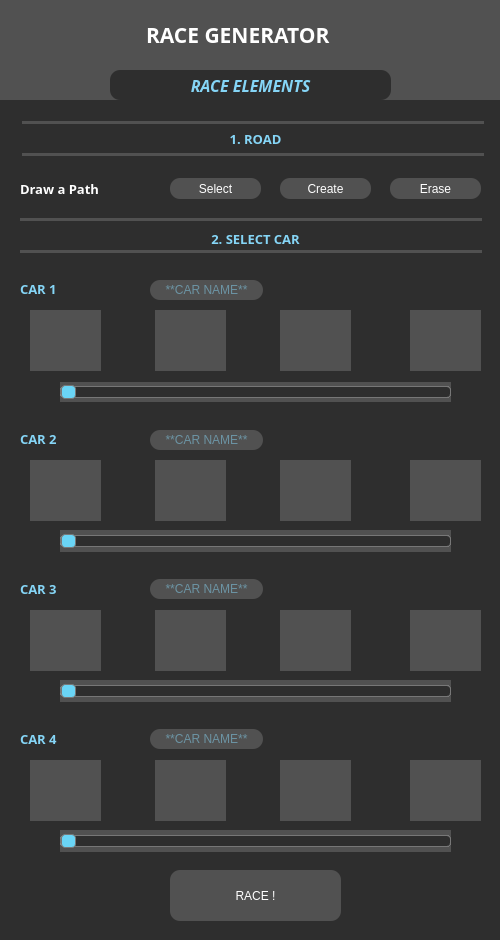
Old version of the form main.ui in the repository arostaky/tp_race_generator.
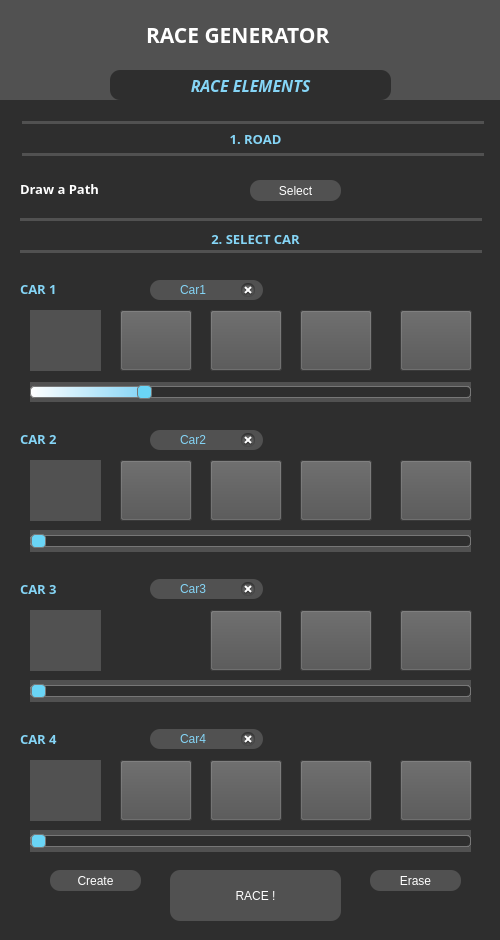
New version of the form. Icons and pictures are not drawn.

Commit message: changed ui, added meta, added imgs

```diff
--- a/main.ui
+++ b/main.ui
@@ -220,8 +220,8 @@
    <widget class="QPushButton" name="SelectButt">
     <property name="geometry">
      <rect>
-      <x>170</x>
-      <y>178</y>
+      <x>250</x>
+      <y>180</y>
       <width>91</width>
       <height>21</height>
      </rect>
@@ -250,8 +250,8 @@
    <widget class="QPushButton" name="EraseButt">
     <property name="geometry">
      <rect>
-      <x>390</x>
-      <y>178</y>
+      <x>370</x>
+      <y>870</y>
       <width>91</width>
       <height>21</height>
      </rect>
@@ -274,8 +274,8 @@
    <widget class="QPushButton" name="CreateButt">
     <property name="geometry">
      <rect>
-      <x>280</x>
-      <y>178</y>
+      <x>50</x>
+      <y>870</y>
       <width>91</width>
       <height>21</height>
      </rect>
@@ -432,75 +432,12 @@
      <set>Qt::AlignCenter</set>
     </property>
    </widget>
-   <widget class="QLabel" name="label_2">
-    <property name="geometry">
-     <rect>
-      <x>155</x>
-      <y>310</y>
-      <width>71</width>
-      <height>61</height>
-     </rect>
-    </property>
-    <property name="styleSheet">
-     <string notr="true">
-QLabel:hover{
-background-color:
-rgb(133, 213, 246);
-
-}</string>
-    </property>
-    <property name="text">
-     <string/>
-    </property>
-   </widget>
-   <widget class="QLabel" name="label_3">
-    <property name="geometry">
-     <rect>
-      <x>280</x>
-      <y>310</y>
-      <width>71</width>
-      <height>61</height>
-     </rect>
-    </property>
-    <property name="styleSheet">
-     <string notr="true">
-QLabel:hover{
-background-color:
-rgb(133, 213, 246);
-
-}</string>
-    </property>
-    <property name="text">
-     <string/>
-    </property>
-   </widget>
-   <widget class="QLabel" name="label_4">
-    <property name="geometry">
-     <rect>
-      <x>410</x>
-      <y>310</y>
-      <width>71</width>
-      <height>61</height>
-     </rect>
-    </property>
-    <property name="styleSheet">
-     <string notr="true">
-QLabel:hover{
-background-color:
-rgb(133, 213, 246);
-
-}</string>
-    </property>
-    <property name="text">
-     <string/>
-    </property>
-   </widget>
    <widget class="QSlider" name="CarSlider_1">
     <property name="geometry">
      <rect>
-      <x>60</x>
+      <x>30</x>
       <y>382</y>
-      <width>391</width>
+      <width>441</width>
       <height>20</height>
      </rect>
     </property>
@@ -562,10 +499,10 @@
      <number>1</number>
     </property>
     <property name="maximum">
-     <number>4</number>
+     <number>5</number>
     </property>
     <property name="value">
-     <number>1</number>
+     <number>2</number>
     </property>
     <property name="orientation">
      <enum>Qt::Horizontal</enum>
@@ -591,7 +528,7 @@
      <string/>
     </property>
     <property name="text">
-     <string/>
+     <string>Car1</string>
     </property>
     <property name="alignment">
      <set>Qt::AlignCenter</set>
@@ -629,33 +566,12 @@
      <set>Qt::AlignCenter</set>
     </property>
    </widget>
-   <widget class="QLabel" name="label_6">
-    <property name="geometry">
-     <rect>
-      <x>410</x>
-      <y>460</y>
-      <width>71</width>
-      <height>61</height>
-     </rect>
-    </property>
-    <property name="styleSheet">
-     <string notr="true">
-QLabel:hover{
-background-color:
-rgb(133, 213, 246);
-
-}</string>
-    </property>
-    <property name="text">
-     <string/>
-    </property>
-   </widget>
    <widget class="QSlider" name="CarSlider_2">
     <property name="geometry">
      <rect>
-      <x>60</x>
+      <x>30</x>
       <y>530</y>
-      <width>391</width>
+      <width>441</width>
       <height>22</height>
      </rect>
     </property>
@@ -717,7 +633,7 @@
      <number>1</number>
     </property>
     <property name="maximum">
-     <number>4</number>
+     <number>5</number>
     </property>
     <property name="value">
      <number>1</number>
@@ -759,90 +675,6 @@
      <number>-1</number>
     </property>
    </widget>
-   <widget class="QLabel" name="label_7">
-    <property name="geometry">
-     <rect>
-      <x>155</x>
-      <y>460</y>
-      <width>71</width>
-      <height>61</height>
-     </rect>
-    </property>
-    <property name="styleSheet">
-     <string notr="true">
-QLabel:hover{
-background-color:
-rgb(133, 213, 246);
-
-}</string>
-    </property>
-    <property name="text">
-     <string/>
-    </property>
-   </widget>
-   <widget class="QLabel" name="label_8">
-    <property name="geometry">
-     <rect>
-      <x>280</x>
-      <y>460</y>
-      <width>71</width>
-      <height>61</height>
-     </rect>
-    </property>
-    <property name="styleSheet">
-     <string notr="true">
-QLabel:hover{
-background-color:
-rgb(133, 213, 246);
-
-}</string>
-    </property>
-    <property name="text">
-     <string/>
-    </property>
-   </widget>
-   <widget class="QLabel" name="label_12">
-    <property name="geometry">
-     <rect>
-      <x>280</x>
-      <y>610</y>
-      <width>71</width>
-      <height>61</height>
-     </rect>
-    </property>
-    <property name="styleSheet">
-     <string notr="true">
-QLabel:hover{
-background-color:
-rgb(133, 213, 246);
-
-}</string>
-    </property>
-    <property name="text">
-     <string/>
-    </property>
-   </widget>
-   <widget class="QLabel" name="label_10">
-    <property name="geometry">
-     <rect>
-      <x>410</x>
-      <y>610</y>
-      <width>71</width>
-      <height>61</height>
-     </rect>
-    </property>
-    <property name="styleSheet">
-     <string notr="true">
-QLabel:hover{
-background-color:
-rgb(133, 213, 246);
-
-}</string>
-    </property>
-    <property name="text">
-     <string/>
-    </property>
-   </widget>
    <widget class="QLabel" name="label_9">
     <property name="geometry">
      <rect>
@@ -902,9 +734,9 @@
    <widget class="QSlider" name="CarSlider_3">
     <property name="geometry">
      <rect>
-      <x>60</x>
+      <x>30</x>
       <y>680</y>
-      <width>391</width>
+      <width>441</width>
       <height>22</height>
      </rect>
     </property>
@@ -966,7 +798,7 @@
      <number>1</number>
     </property>
     <property name="maximum">
-     <number>4</number>
+     <number>5</number>
     </property>
     <property name="value">
      <number>1</number>
@@ -975,69 +807,6 @@
      <enum>Qt::Horizontal</enum>
     </property>
    </widget>
-   <widget class="QLabel" name="label_11">
-    <property name="geometry">
-     <rect>
-      <x>155</x>
-      <y>610</y>
-      <width>71</width>
-      <height>61</height>
-     </rect>
-    </property>
-    <property name="styleSheet">
-     <string notr="true">
-QLabel:hover{
-background-color:
-rgb(133, 213, 246);
-
-}</string>
-    </property>
-    <property name="text">
-     <string/>
-    </property>
-   </widget>
-   <widget class="QLabel" name="label_16">
-    <property name="geometry">
-     <rect>
-      <x>280</x>
-      <y>760</y>
-      <width>71</width>
-      <height>61</height>
-     </rect>
-    </property>
-    <property name="styleSheet">
-     <string notr="true">
-QLabel:hover{
-background-color:
-rgb(133, 213, 246);
-
-}</string>
-    </property>
-    <property name="text">
-     <string/>
-    </property>
-   </widget>
-   <widget class="QLabel" name="label_15">
-    <property name="geometry">
-     <rect>
-      <x>155</x>
-      <y>760</y>
-      <width>71</width>
-      <height>61</height>
-     </rect>
-    </property>
-    <property name="styleSheet">
-     <string notr="true">
-QLabel:hover{
-background-color:
-rgb(133, 213, 246);
-
-}</string>
-    </property>
-    <property name="text">
-     <string/>
-    </property>
-   </widget>
    <widget class="QLabel" name="Title_9">
     <property name="geometry">
      <rect>
@@ -1074,9 +843,9 @@
    <widget class="QSlider" name="CarSlider_4">
     <property name="geometry">
      <rect>
-      <x>60</x>
+      <x>30</x>
       <y>830</y>
-      <width>391</width>
+      <width>441</width>
       <height>22</height>
      </rect>
     </property>
@@ -1138,7 +907,7 @@
      <number>1</number>
     </property>
     <property name="maximum">
-     <number>4</number>
+     <number>5</number>
     </property>
     <property name="value">
      <number>1</number>
@@ -1147,27 +916,6 @@
      <enum>Qt::Horizontal</enum>
     </property>
    </widget>
-   <widget class="QLabel" name="label_14">
-    <property name="geometry">
-     <rect>
-      <x>410</x>
-      <y>760</y>
-      <width>71</width>
-      <height>61</height>
-     </rect>
-    </property>
-    <property name="styleSheet">
-     <string notr="true">
-QLabel:hover{
-background-color:
-rgb(133, 213, 246);
-
-}</string>
-    </property>
-    <property name="text">
-     <string/>
-    </property>
-   </widget>
    <widget class="QLabel" name="label_13">
     <property name="geometry">
      <rect>
@@ -1208,7 +956,7 @@
      <string/>
     </property>
     <property name="text">
-     <string/>
+     <string>Car2</string>
     </property>
     <property name="alignment">
      <set>Qt::AlignCenter</set>
@@ -1240,7 +988,7 @@
      <string/>
     </property>
     <property name="text">
-     <string/>
+     <string>Car3</string>
     </property>
     <property name="alignment">
      <set>Qt::AlignCenter</set>
@@ -1272,7 +1020,7 @@
      <string/>
     </property>
     <property name="text">
-     <string/>
+     <string>Car4</string>
     </property>
     <property name="alignment">
      <set>Qt::AlignCenter</set>
@@ -1311,6 +1059,377 @@
      <string>RACE !</string>
     </property>
    </widget>
+   <widget class="QPushButton" name="pushButton">
+    <property name="geometry">
+     <rect>
+      <x>120</x>
+      <y>310</y>
+      <width>72</width>
+      <height>61</height>
+     </rect>
+    </property>
+    <property name="text">
+     <string/>
+    </property>
+    <property name="icon">
+     <iconset>
+      <normaloff>imgs/iconos/mercedes_72.jpg</normaloff>imgs/iconos/mercedes_72.jpg</iconset>
+    </property>
+    <property name="iconSize">
+     <size>
+      <width>72</width>
+      <height>72</height>
+     </size>
+    </property>
+   </widget>
+   <widget class="QPushButton" name="pushButton_2">
+    <property name="geometry">
+     <rect>
+      <x>210</x>
+      <y>310</y>
+      <width>72</width>
+      <height>61</height>
+     </rect>
+    </property>
+    <property name="text">
+     <string/>
+    </property>
+    <property name="icon">
+     <iconset>
+      <normaloff>imgs/iconos/coupe_72.jpg</normaloff>imgs/iconos/coupe_72.jpg</iconset>
+    </property>
+    <property name="iconSize">
+     <size>
+      <width>72</width>
+      <height>72</height>
+     </size>
+    </property>
+   </widget>
+   <widget class="QPushButton" name="pushButton_3">
+    <property name="geometry">
+     <rect>
+      <x>300</x>
+      <y>310</y>
+      <width>72</width>
+      <height>61</height>
+     </rect>
+    </property>
+    <property name="text">
+     <string/>
+    </property>
+    <property name="icon">
+     <iconset theme="imgs/iconos/camaro_72.jpg">
+      <normaloff>imgs/iconos/muscle_72.jpg</normaloff>imgs/iconos/muscle_72.jpg</iconset>
+    </property>
+    <property name="iconSize">
+     <size>
+      <width>72</width>
+      <height>72</height>
+     </size>
+    </property>
+   </widget>
+   <widget class="QPushButton" name="pushButton_4">
+    <property name="geometry">
+     <rect>
+      <x>400</x>
+      <y>310</y>
+      <width>72</width>
+      <height>61</height>
+     </rect>
+    </property>
+    <property name="text">
+     <string/>
+    </property>
+    <property name="icon">
+     <iconset theme="imgs/iconos/camaro_72.jpg">
+      <normaloff>imgs/iconos/camaro_72.jpg</normaloff>imgs/iconos/camaro_72.jpg</iconset>
+    </property>
+    <property name="iconSize">
+     <size>
+      <width>72</width>
+      <height>72</height>
+     </size>
+    </property>
+   </widget>
+   <widget class="QPushButton" name="pushButton_5">
+    <property name="geometry">
+     <rect>
+      <x>400</x>
+      <y>460</y>
+      <width>72</width>
+      <height>61</height>
+     </rect>
+    </property>
+    <property name="text">
+     <string/>
+    </property>
+    <property name="icon">
+     <iconset theme="imgs/iconos/camaro_72.jpg">
+      <normaloff>imgs/iconos/camaro_72.jpg</normaloff>imgs/iconos/camaro_72.jpg</iconset>
+    </property>
+    <property name="iconSize">
+     <size>
+      <width>72</width>
+      <height>72</height>
+     </size>
+    </property>
+   </widget>
+   <widget class="QPushButton" name="pushButton_6">
+    <property name="geometry">
+     <rect>
+      <x>210</x>
+      <y>460</y>
+      <width>72</width>
+      <height>61</height>
+     </rect>
+    </property>
+    <property name="text">
+     <string/>
+    </property>
+    <property name="icon">
+     <iconset>
+      <normaloff>imgs/iconos/coupe_72.jpg</normaloff>imgs/iconos/coupe_72.jpg</iconset>
+    </property>
+    <property name="iconSize">
+     <size>
+      <width>72</width>
+      <height>72</height>
+     </size>
+    </property>
+   </widget>
+   <widget class="QPushButton" name="pushButton_7">
+    <property name="geometry">
+     <rect>
+      <x>120</x>
+      <y>460</y>
+      <width>72</width>
+      <height>61</height>
+     </rect>
+    </property>
+    <property name="text">
+     <string/>
+    </property>
+    <property name="icon">
+     <iconset>
+      <normaloff>imgs/iconos/mercedes_72.jpg</normaloff>imgs/iconos/mercedes_72.jpg</iconset>
+    </property>
+    <property name="iconSize">
+     <size>
+      <width>72</width>
+      <height>72</height>
+     </size>
+    </property>
+   </widget>
+   <widget class="QPushButton" name="pushButton_8">
+    <property name="geometry">
+     <rect>
+      <x>300</x>
+      <y>460</y>
+      <width>72</width>
+      <height>61</height>
+     </rect>
+    </property>
+    <property name="text">
+     <string/>
+    </property>
+    <property name="icon">
+     <iconset theme="imgs/iconos/camaro_72.jpg">
+      <normaloff>imgs/iconos/muscle_72.jpg</normaloff>imgs/iconos/muscle_72.jpg</iconset>
+    </property>
+    <property name="iconSize">
+     <size>
+      <width>72</width>
+      <height>72</height>
+     </size>
+    </property>
+   </widget>
+   <widget class="QPushButton" name="pushButton_9">
+    <property name="geometry">
+     <rect>
+      <x>400</x>
+      <y>610</y>
+      <width>72</width>
+      <height>61</height>
+     </rect>
+    </property>
+    <property name="text">
+     <string/>
+    </property>
+    <property name="icon">
+     <iconset theme="imgs/iconos/camaro_72.jpg">
+      <normaloff>imgs/iconos/camaro_72.jpg</normaloff>imgs/iconos/camaro_72.jpg</iconset>
+    </property>
+    <property name="iconSize">
+     <size>
+      <width>72</width>
+      <height>72</height>
+     </size>
+    </property>
+   </widget>
+   <widget class="QPushButton" name="pushButton_10">
+    <property name="geometry">
+     <rect>
+      <x>210</x>
+      <y>610</y>
+      <width>72</width>
+      <height>61</height>
+     </rect>
+    </property>
+    <property name="text">
+     <string/>
+    </property>
+    <property name="icon">
+     <iconset>
+      <normaloff>imgs/iconos/coupe_72.jpg</normaloff>imgs/iconos/coupe_72.jpg</iconset>
+    </property>
+    <property name="iconSize">
+     <size>
+      <width>72</width>
+      <height>72</height>
+     </size>
+    </property>
+   </widget>
+   <widget class="QPushButton" name="pushButton_11">
+    <property name="geometry">
+     <rect>
+      <x>120</x>
+      <y>610</y>
+      <width>72</width>
+      <height>61</height>
+     </rect>
+    </property>
+    <property name="text">
+     <string/>
+    </property>
+    <property name="icon">
+     <iconset>
+      <normaloff>imgs/iconos/mercedes_72.jpg</normaloff>imgs/iconos/mercedes_72.jpg</iconset>
+    </property>
+    <property name="iconSize">
+     <size>
+      <width>72</width>
+      <height>72</height>
+     </size>
+    </property>
+    <property name="flat">
+     <bool>true</bool>
+    </property>
+   </widget>
+   <widget class="QPushButton" name="pushButton_12">
+    <property name="geometry">
+     <rect>
+      <x>300</x>
+      <y>610</y>
+      <width>72</width>
+      <height>61</height>
+     </rect>
+    </property>
+    <property name="text">
+     <string/>
+    </property>
+    <property name="icon">
+     <iconset theme="imgs/iconos/camaro_72.jpg">
+      <normaloff>imgs/iconos/muscle_72.jpg</normaloff>imgs/iconos/muscle_72.jpg</iconset>
+    </property>
+    <property name="iconSize">
+     <size>
+      <width>72</width>
+      <height>72</height>
+     </size>
+    </property>
+   </widget>
+   <widget class="QPushButton" name="pushButton_13">
+    <property name="geometry">
+     <rect>
+      <x>400</x>
+      <y>760</y>
+      <width>72</width>
+      <height>61</height>
+     </rect>
+    </property>
+    <property name="text">
+     <string/>
+    </property>
+    <property name="icon">
+     <iconset theme="imgs/iconos/camaro_72.jpg">
+      <normaloff>imgs/iconos/camaro_72.jpg</normaloff>imgs/iconos/camaro_72.jpg</iconset>
+    </property>
+    <property name="iconSize">
+     <size>
+      <width>72</width>
+      <height>72</height>
+     </size>
+    </property>
+   </widget>
+   <widget class="QPushButton" name="pushButton_14">
+    <property name="geometry">
+     <rect>
+      <x>210</x>
+      <y>760</y>
+      <width>72</width>
+      <height>61</height>
+     </rect>
+    </property>
+    <property name="text">
+     <string/>
+    </property>
+    <property name="icon">
+     <iconset>
+      <normaloff>imgs/iconos/coupe_72.jpg</normaloff>imgs/iconos/coupe_72.jpg</iconset>
+    </property>
+    <property name="iconSize">
+     <size>
+      <width>72</width>
+      <height>72</height>
+     </size>
+    </property>
+   </widget>
+   <widget class="QPushButton" name="pushButton_15">
+    <property name="geometry">
+     <rect>
+      <x>120</x>
+      <y>760</y>
+      <width>72</width>
+      <height>61</height>
+     </rect>
+    </property>
+    <property name="text">
+     <string/>
+    </property>
+    <property name="icon">
+     <iconset>
+      <normaloff>imgs/iconos/mercedes_72.jpg</normaloff>imgs/iconos/mercedes_72.jpg</iconset>
+    </property>
+    <property name="iconSize">
+     <size>
+      <width>72</width>
+      <height>72</height>
+     </size>
+    </property>
+   </widget>
+   <widget class="QPushButton" name="pushButton_16">
+    <property name="geometry">
+     <rect>
+      <x>300</x>
+      <y>760</y>
+      <width>72</width>
+      <height>61</height>
+     </rect>
+    </property>
+    <property name="text">
+     <string/>
+    </property>
+    <property name="icon">
+     <iconset theme="imgs/iconos/camaro_72.jpg">
+      <normaloff>imgs/iconos/muscle_72.jpg</normaloff>imgs/iconos/muscle_72.jpg</iconset>
+    </property>
+    <property name="iconSize">
+     <size>
+      <width>72</width>
+      <height>72</height>
+     </size>
+    </property>
+   </widget>
   </widget>
  </widget>
  <resources/>
```
The commit also changes 7 other files.
